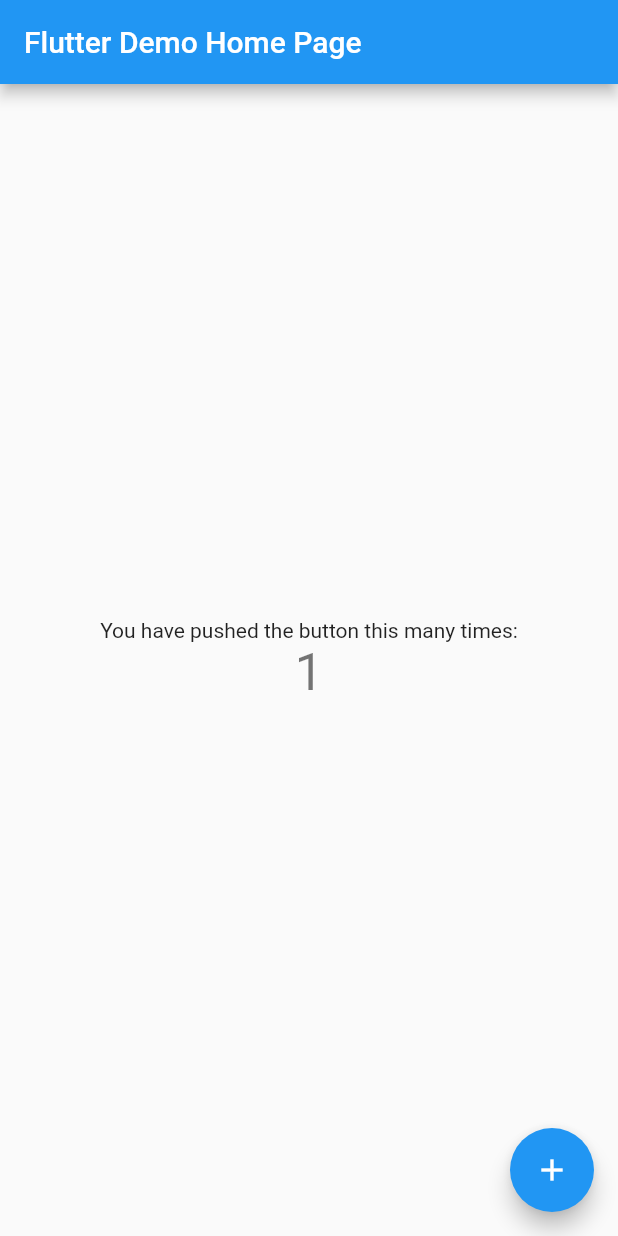
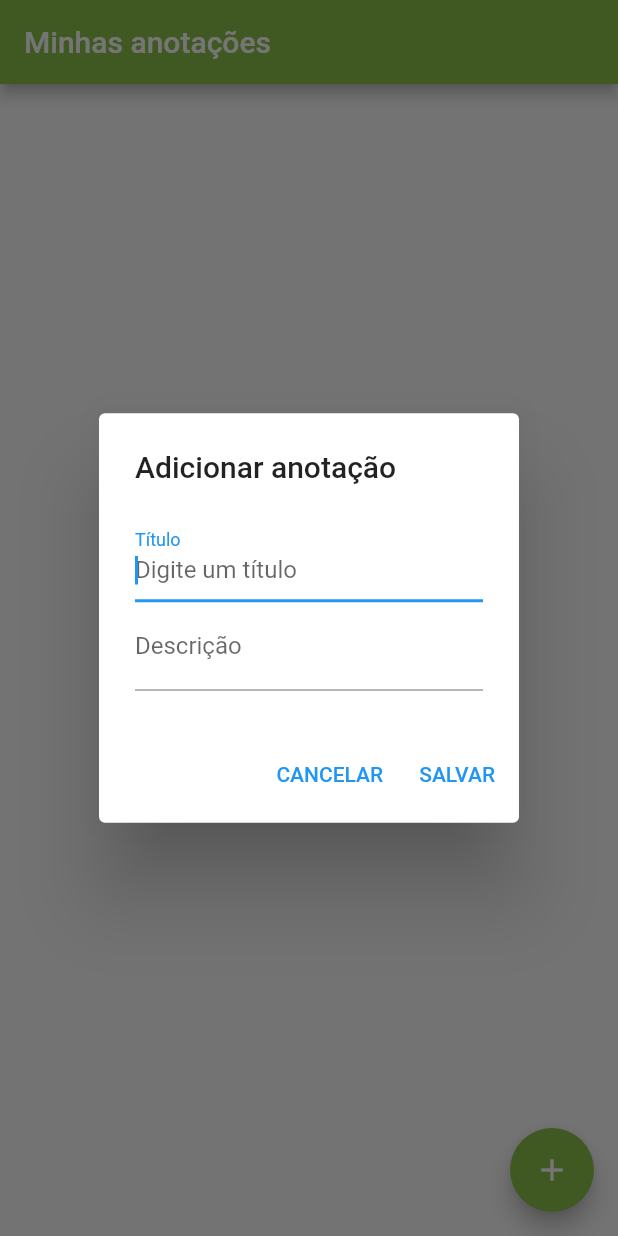
Before and after one commit to AndreyCesarVilacha/minhas-anotacoes-flutter, a Flutter app: the screen it shows after launch, after a tap on the "add" icon, on a phone screen of 412 x 824 dp. Run offline on Flutter 3.47's test engine with Material 2 defaults, Android fonts, the phone set to English and light mode, and no system bars.

Commit message:
Criando o layout do app

```diff
--- /dev/null
+++ b/lib/Home.dart
@@ -0,0 +1,73 @@
+import 'package:flutter/material.dart';
+
+class Home extends StatefulWidget {
+  const Home({Key? key}) : super(key: key);
+
+  @override
+  _HomeState createState() => _HomeState();
+}
+
+class _HomeState extends State<Home> {
+  TextEditingController _tituloController = TextEditingController();
+  TextEditingController _descricaoController = TextEditingController();
+
+  _exibirTelaCadastro() {
+    showDialog(
+      context: context,
+      builder: (context) {
+        return AlertDialog(
+          title: Text("Adicionar anotação"),
+          content: Column(
+            mainAxisSize: MainAxisSize.min,
+            children: [
+              TextField(
+                controller: _tituloController,
+                autofocus: true,
+                decoration: InputDecoration(
+                  labelText: "Título",
+                  hintText: "Digite um título",
+                ),
+              ),
+              TextField(
+                controller: _descricaoController,
+                decoration: InputDecoration(
+                  labelText: "Descrição",
+                  hintText: "Digite uma descrição",
+                ),
+              ),
+            ],
+          ),
+          actions: [
+            TextButton(
+                onPressed: () => Navigator.pop(context),
+                child: Text("CANCELAR")),
+            TextButton(
+                onPressed: () {
+                  Navigator.pop(context);
+                },
+                child: Text("SALVAR"))
+          ],
+        );
+      },
+    );
+  }
+
+  @override
+  Widget build(BuildContext context) {
+    return Scaffold(
+      appBar: AppBar(
+        title: Text("Minhas anotações"),
+        backgroundColor: Colors.lightGreen,
+      ),
+      body: Container(),
+      floatingActionButton: FloatingActionButton(
+        backgroundColor: Colors.lightGreen,
+        foregroundColor: Colors.white,
+        child: Icon(Icons.add),
+        onPressed: () {
+          _exibirTelaCadastro();
+        },
+      ),
+    );
+  }
+}
--- a/lib/main.dart
+++ b/lib/main.dart
@@ -1,113 +1,7 @@
 import 'package:flutter/material.dart';
 
+import 'Home.dart';
+
 void main() {
-  runApp(MyApp());
+  runApp(MaterialApp(home: Home(),));
 }
-
-class MyApp extends StatelessWidget {
-  // This widget is the root of your application.
-  @override
-  Widget build(BuildContext context) {
-    return MaterialApp(
-      title: 'Flutter Demo',
-      theme: ThemeData(
-        // This is the theme of your application.
-        //
-        // Try running your application with "flutter run". You'll see the
-        // application has a blue toolbar. Then, without quitting the app, try
-        // changing the primarySwatch below to Colors.green and then invoke
-        // "hot reload" (press "r" in the console where you ran "flutter run",
-        // or simply save your changes to "hot reload" in a Flutter IDE).
-        // Notice that the counter didn't reset back to zero; the application
-        // is not restarted.
-        primarySwatch: Colors.blue,
-      ),
-      home: MyHomePage(title: 'Flutter Demo Home Page'),
-    );
-  }
-}
-
-class MyHomePage extends StatefulWidget {
-  MyHomePage({Key? key, required this.title}) : super(key: key);
-
-  // This widget is the home page of your application. It is stateful, meaning
-  // that it has a State object (defined below) that contains fields that affect
-  // how it looks.
-
-  // This class is the configuration for the state. It holds the values (in this
-  // case the title) provided by the parent (in this case the App widget) and
-  // used by the build method of the State. Fields in a Widget subclass are
-  // always marked "final".
-
-  final String title;
-
-  @override
-  _MyHomePageState createState() => _MyHomePageState();
-}
-
-class _MyHomePageState extends State<MyHomePage> {
-  int _counter = 0;
-
-  void _incrementCounter() {
-    setState(() {
-      // This call to setState tells the Flutter framework that something has
-      // changed in this State, which causes it to rerun the build method below
-      // so that the display can reflect the updated values. If we changed
-      // _counter without calling setState(), then the build method would not be
-      // called again, and so nothing would appear to happen.
-      _counter++;
-    });
-  }
-
-  @override
-  Widget build(BuildContext context) {
-    // This method is rerun every time setState is called, for instance as done
-    // by the _incrementCounter method above.
-    //
-    // The Flutter framework has been optimized to make rerunning build methods
-    // fast, so that you can just rebuild anything that needs updating rather
-    // than having to individually change instances of widgets.
-    return Scaffold(
-      appBar: AppBar(
-        // Here we take the value from the MyHomePage object that was created by
-        // the App.build method, and use it to set our appbar title.
-        title: Text(widget.title),
-      ),
-      body: Center(
-        // Center is a layout widget. It takes a single child and positions it
-        // in the middle of the parent.
-        child: Column(
-          // Column is also a layout widget. It takes a list of children and
-          // arranges them vertically. By default, it sizes itself to fit its
-          // children horizontally, and tries to be as tall as its parent.
-          //
-          // Invoke "debug painting" (press "p" in the console, choose the
-          // "Toggle Debug Paint" action from the Flutter Inspector in Android
-          // Studio, or the "Toggle Debug Paint" command in Visual Studio Code)
-          // to see the wireframe for each widget.
-          //
-          // Column has various properties to control how it sizes itself and
-          // how it positions its children. Here we use mainAxisAlignment to
-          // center the children vertically; the main axis here is the vertical
-          // axis because Columns are vertical (the cross axis would be
-          // horizontal).
-          mainAxisAlignment: MainAxisAlignment.center,
-          children: <Widget>[
-            Text(
-              'You have pushed the button this many times:',
-            ),
-            Text(
-              '$_counter',
-              style: Theme.of(context).textTheme.headline4,
-            ),
-          ],
-        ),
-      ),
-      floatingActionButton: FloatingActionButton(
-        onPressed: _incrementCounter,
-        tooltip: 'Increment',
-        child: Icon(Icons.add),
-      ), // This trailing comma makes auto-formatting nicer for build methods.
-    );
-  }
-}
```
Also changed, not shown: 1 other file.
